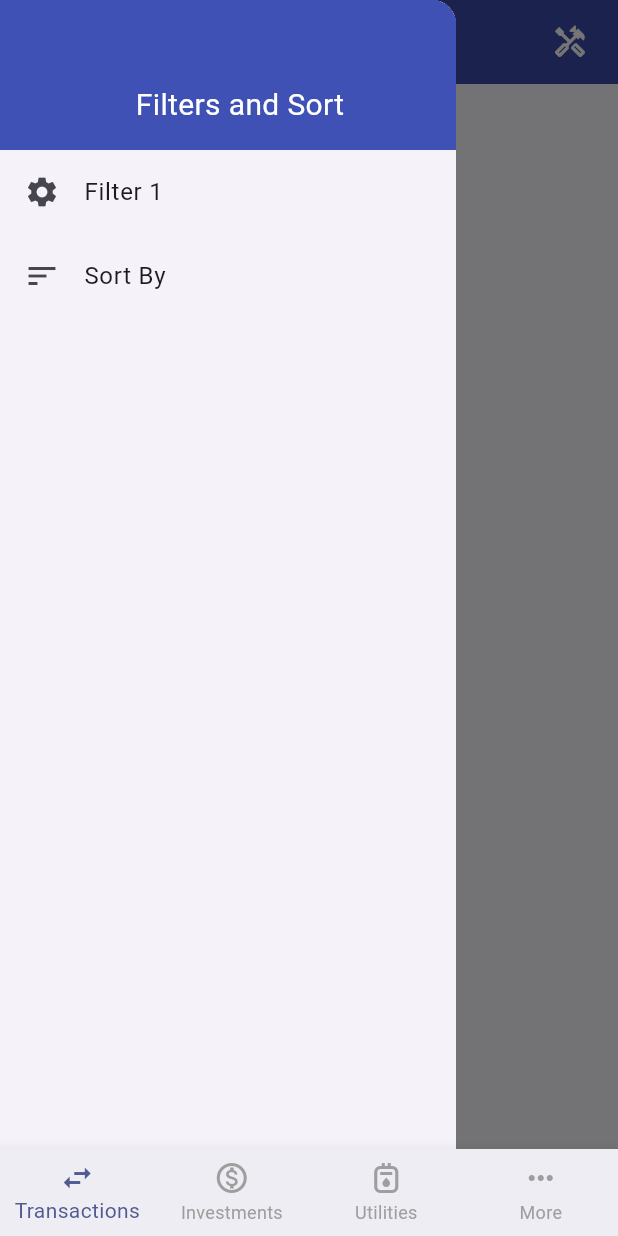
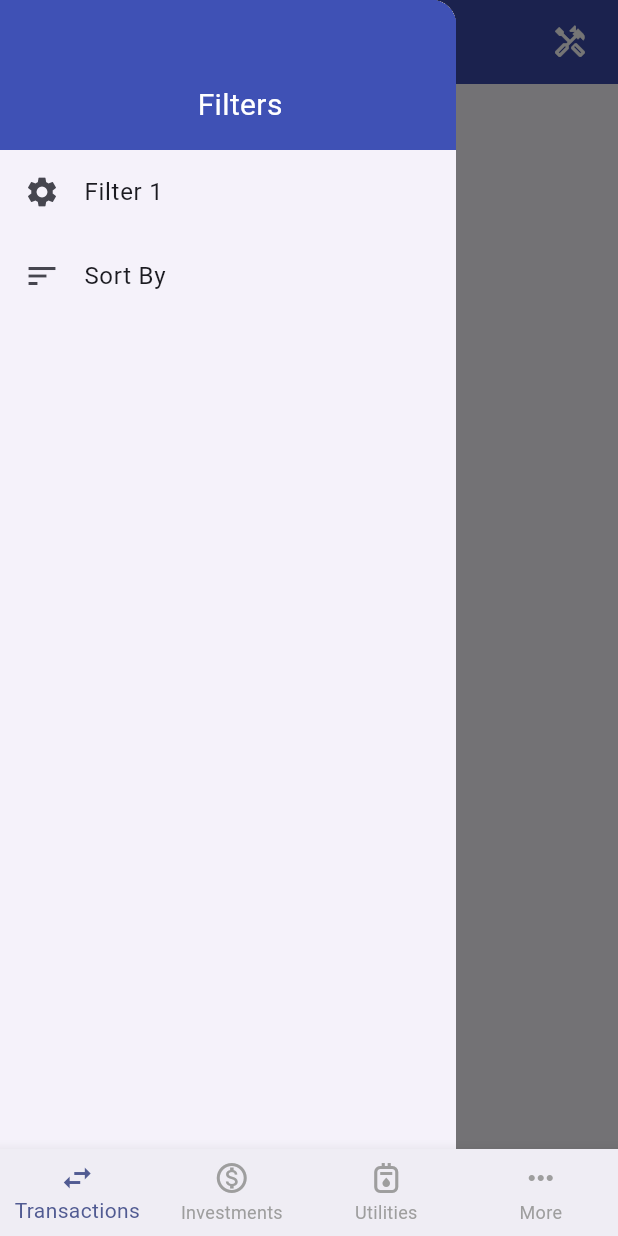
Before and after one commit to roger-mengqiu-chen/life_flutter, a Flutter app: the screen it shows after launch, with the side drawer open, on a phone screen of 412 x 824 dp. Run offline on Flutter 3.47's test engine with Material 3 defaults, Android fonts, the phone set to English and light mode, and no system bars.

Commit message:
created reusable drawer

```diff
--- /dev/null
+++ b/lib/ui/core/drawer.dart
@@ -0,0 +1,41 @@
+import 'package:flutter/material.dart';
+
+class DynamicDrawer extends StatelessWidget {
+  const DynamicDrawer ({
+    super.key,
+    required this.title,
+    required this.items
+  });
+
+  final String title;
+  final List<Widget> items;
+
+  @override
+  Drawer build(BuildContext context) {
+    return Drawer(
+        child: ListView(
+            padding: EdgeInsets.zero,
+            children: <Widget>[
+              SizedBox(
+                height: 100.0,
+                child: Container(
+                  decoration: const BoxDecoration(
+                    color: Colors.indigo,
+                  ),
+                  alignment: Alignment.center,
+                  padding: const EdgeInsets.only(left: 16.0, top: 40),
+                  child: Text(
+                    title,
+                    style: TextStyle(
+                      color: Colors.white,
+                      fontSize: 20,
+                    ),
+                  ),
+                ),
+              ),
+              ...items,
+            ]
+        )
+    );
+  }
+}
--- a/lib/ui/transactions/widgets/transaction_screen.dart
+++ b/lib/ui/transactions/widgets/transaction_screen.dart
@@ -1,5 +1,6 @@
 import 'package:flutter/material.dart';
 import 'package:life_flutter/ui/core/app_bar.dart';
+import 'package:life_flutter/ui/core/drawer.dart';
 
 class TransactionScreen extends StatelessWidget {
   const TransactionScreen({super.key});
@@ -8,27 +9,9 @@ class TransactionScreen extends StatelessWidget {
   Widget build(BuildContext context) {
     return Scaffold(
       appBar: const DynamicAppBar(title: 'Transaction'),
-      drawer: Drawer(
-        child: ListView(
-          padding: EdgeInsets.zero,
-          children: <Widget>[
-            SizedBox(
-              height: 100.0,
-              child: Container(
-                decoration: const BoxDecoration(
-                  color: Colors.indigo,
-                ),
-                alignment: Alignment.center,
-                padding: const EdgeInsets.only(left: 16.0, top: 40),
-                child: const Text(
-                  'Filters and Sort',
-                  style: TextStyle(
-                    color: Colors.white,
-                    fontSize: 20,
-                  ),
-                ),
-              ),
-            ),
+      drawer: DynamicDrawer(
+        title: 'Filters',
+        items: [
           ListTile(
               leading: Icon(Icons.settings),
               title: Text('Filter 1')
@@ -38,29 +21,10 @@ class TransactionScreen extends StatelessWidget {
             title: Text('Sort By'),
           )
         ]
-        )
       ),
-      endDrawer: Drawer(
-          child: ListView(
-              padding: EdgeInsets.zero,
-              children: <Widget>[
-                SizedBox(
-                  height: 100.0,
-                  child: Container(
-                    decoration: const BoxDecoration(
-                      color: Colors.indigo,
-                    ),
-                    alignment: Alignment.center,
-                    padding: const EdgeInsets.only(left: 16.0, top: 40),
-                    child: const Text(
-                      'Tools',
-                      style: TextStyle(
-                        color: Colors.white,
-                        fontSize: 20,
-                      ),
-                    ),
-                  ),
-                ),
+      endDrawer: DynamicDrawer(
+        title: 'Tools',
+        items: [
           ListTile(
               leading: Icon(Icons.print),
               title: Text('Export')
@@ -75,10 +39,6 @@ class TransactionScreen extends StatelessWidget {
           )
         ]
       )
-      ),
-      body: Center(
-        child: Text('Transaction')
-      )
     );
   }
 }
```
Lines whose indentation alone changed are shown as unchanged.
